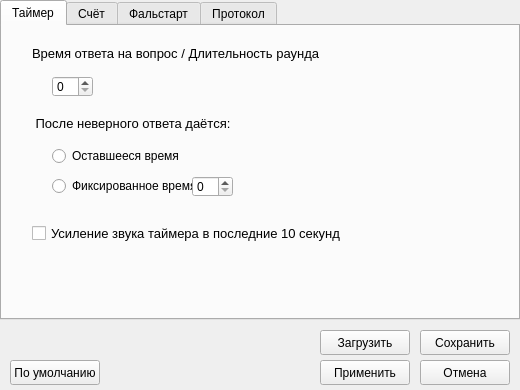
The window that app/ui/settings.ui (AnnushkaStark/Brain_ring_game-admin_panel-) describes before a commit, drawn with Qt 5.
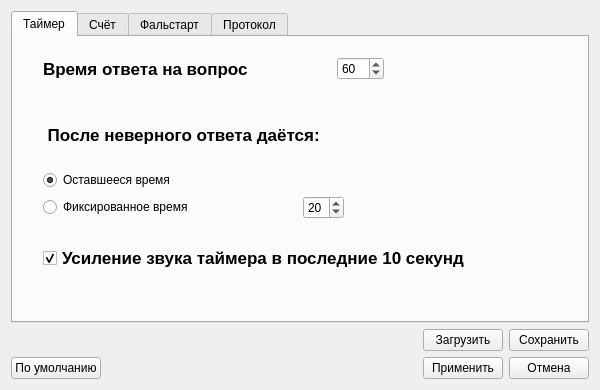
The same window after the commit. The open tabs and pages were chosen to show the change.

Commit message: Обновления на вкладке Таймер - заданы значения по умолчанию, диапазоны значений, шаг изменения. Изменены названия элементов интерфейса.

The edit to the form file:
```diff
--- a/app/ui/settings.ui
+++ b/app/ui/settings.ui
@@ -6,34 +6,101 @@
    <rect>
     <x>0</x>
     <y>0</y>
-    <width>520</width>
+    <width>600</width>
     <height>390</height>
    </rect>
   </property>
   <property name="minimumSize">
    <size>
-    <width>520</width>
+    <width>600</width>
     <height>390</height>
    </size>
   </property>
   <property name="maximumSize">
    <size>
-    <width>520</width>
+    <width>600</width>
     <height>390</height>
    </size>
   </property>
   <property name="windowTitle">
    <string>Brain Ring - Настройки</string>
   </property>
+  <layout class="QGridLayout" name="gridLayout_4">
+   <item row="1" column="0">
+    <layout class="QGridLayout" name="gridLayout_3">
+     <item row="0" column="0">
+      <layout class="QGridLayout" name="gridLayout_2">
+       <item row="0" column="0">
+        <spacer name="horizontalSpacer_5">
+         <property name="orientation">
+          <enum>Qt::Horizontal</enum>
+         </property>
+         <property name="sizeHint" stdset="0">
+          <size>
+           <width>40</width>
+           <height>20</height>
+          </size>
+         </property>
+        </spacer>
+       </item>
+       <item row="0" column="2">
+        <widget class="QPushButton" name="pushButton_save">
+         <property name="text">
+          <string>Сохранить</string>
+         </property>
+        </widget>
+       </item>
+       <item row="0" column="1">
+        <widget class="QPushButton" name="pushButton_download">
+         <property name="text">
+          <string>Загрузить</string>
+         </property>
+        </widget>
+       </item>
+      </layout>
+     </item>
+     <item row="1" column="0">
+      <layout class="QGridLayout" name="gridLayout">
+       <item row="0" column="0">
+        <widget class="QPushButton" name="pushButton_default">
+         <property name="text">
+          <string>По умолчанию</string>
+         </property>
+        </widget>
+       </item>
+       <item row="0" column="1">
+        <spacer name="horizontalSpacer_4">
+         <property name="orientation">
+          <enum>Qt::Horizontal</enum>
+         </property>
+         <property name="sizeHint" stdset="0">
+          <size>
+           <width>40</width>
+           <height>20</height>
+          </size>
+         </property>
+        </spacer>
+       </item>
+       <item row="0" column="2">
+        <widget class="QPushButton" name="pushButton_apply">
+         <property name="text">
+          <string>Применить</string>
+         </property>
+        </widget>
+       </item>
+       <item row="0" column="3">
+        <widget class="QPushButton" name="pushButton_cansel">
+         <property name="text">
+          <string>Отмена</string>
+         </property>
+        </widget>
+       </item>
+      </layout>
+     </item>
+    </layout>
+   </item>
+   <item row="0" column="0">
   <widget class="QTabWidget" name="tabWidget_SettingsWindows">
-   <property name="geometry">
-    <rect>
-     <x>0</x>
-     <y>0</y>
-     <width>520</width>
-     <height>320</height>
-    </rect>
-   </property>
    <property name="currentIndex">
     <number>1</number>
    </property>
@@ -41,109 +108,240 @@
     <attribute name="title">
      <string>Таймер</string>
     </attribute>
-    <widget class="QSpinBox" name="spinBox_time_round">
+      <widget class="QWidget" name="">
      <property name="geometry">
       <rect>
-       <x>50</x>
-       <y>50</y>
-       <width>41</width>
-       <height>21</height>
-      </rect>
-     </property>
-    </widget>
+         <x>30</x>
+         <y>20</y>
+         <width>508</width>
+         <height>214</height>
+        </rect>
+       </property>
+       <layout class="QVBoxLayout" name="verticalLayout_8">
+        <item>
+         <layout class="QHBoxLayout" name="horizontalLayout_4">
+          <item>
     <widget class="QLabel" name="label_time_answer">
-     <property name="geometry">
-      <rect>
-       <x>30</x>
-       <y>20</y>
-       <width>290</width>
-       <height>15</height>
-      </rect>
-     </property>
      <property name="font">
       <font>
-       <pointsize>10</pointsize>
+              <pointsize>13</pointsize>
+              <bold>true</bold>
       </font>
      </property>
      <property name="text">
-      <string>Время ответа на вопрос / Длительность раунда</string>
-     </property>
-    </widget>
+             <string>Время ответа на вопрос</string>
+            </property>
+           </widget>
+          </item>
+          <item>
+           <spacer name="horizontalSpacer">
+            <property name="orientation">
+             <enum>Qt::Horizontal</enum>
+            </property>
+            <property name="sizeHint" stdset="0">
+             <size>
+              <width>40</width>
+              <height>20</height>
+             </size>
+            </property>
+           </spacer>
+          </item>
+          <item>
+           <widget class="QSpinBox" name="spinBox_round_time">
+            <property name="minimum">
+             <number>20</number>
+            </property>
+            <property name="maximum">
+             <number>300</number>
+            </property>
+            <property name="singleStep">
+             <number>5</number>
+            </property>
+            <property name="value">
+             <number>60</number>
+            </property>
+           </widget>
+          </item>
+          <item>
+           <spacer name="horizontalSpacer_11">
+            <property name="orientation">
+             <enum>Qt::Horizontal</enum>
+            </property>
+            <property name="sizeHint" stdset="0">
+             <size>
+              <width>40</width>
+              <height>18</height>
+             </size>
+            </property>
+           </spacer>
+          </item>
+          <item>
+           <spacer name="horizontalSpacer_8">
+            <property name="orientation">
+             <enum>Qt::Horizontal</enum>
+            </property>
+            <property name="sizeHint" stdset="0">
+             <size>
+              <width>40</width>
+              <height>20</height>
+             </size>
+            </property>
+           </spacer>
+          </item>
+         </layout>
+        </item>
+        <item>
+         <spacer name="horizontalSpacer_7">
+          <property name="orientation">
+           <enum>Qt::Horizontal</enum>
+          </property>
+          <property name="sizeHint" stdset="0">
+           <size>
+            <width>40</width>
+            <height>20</height>
+           </size>
+          </property>
+         </spacer>
+        </item>
+        <item>
+         <layout class="QVBoxLayout" name="verticalLayout_7">
+          <item>
     <widget class="QLabel" name="label_time_left">
-     <property name="geometry">
-      <rect>
-       <x>30</x>
-       <y>90</y>
-       <width>210</width>
-       <height>15</height>
-      </rect>
-     </property>
      <property name="font">
       <font>
-       <pointsize>10</pointsize>
+              <pointsize>13</pointsize>
+              <bold>true</bold>
       </font>
      </property>
      <property name="text">
       <string> После неверного ответа даётся:</string>
      </property>
     </widget>
-    <widget class="QRadioButton" name="radioButton_time_ramaining">
-     <property name="geometry">
-      <rect>
-       <x>50</x>
-       <y>120</y>
-       <width>150</width>
-       <height>20</height>
-      </rect>
-     </property>
+          </item>
+          <item>
+           <layout class="QVBoxLayout" name="verticalLayout_6">
+            <item>
+             <widget class="QRadioButton" name="radioButton_remaining_time">
      <property name="text">
       <string>Оставшееся время</string>
      </property>
-    </widget>
-    <widget class="QRadioButton" name="radioButton_time_fix">
-     <property name="geometry">
-      <rect>
-       <x>50</x>
-       <y>150</y>
-       <width>150</width>
-       <height>20</height>
-      </rect>
-     </property>
+              <property name="checked">
+               <bool>true</bool>
+              </property>
+             </widget>
+            </item>
+            <item>
+             <layout class="QHBoxLayout" name="horizontalLayout_5">
+              <item>
+               <widget class="QRadioButton" name="radioButton_fixed_time">
      <property name="text">
       <string>Фиксированное время</string>
      </property>
-    </widget>
-    <widget class="QSpinBox" name="spinBox_time_fix">
-     <property name="geometry">
-      <rect>
-       <x>190</x>
-       <y>150</y>
-       <width>41</width>
-       <height>21</height>
-      </rect>
-     </property>
-    </widget>
-    <widget class="QCheckBox" name="checkBox_volume">
-     <property name="geometry">
-      <rect>
-       <x>30</x>
-       <y>200</y>
-       <width>310</width>
-       <height>15</height>
-      </rect>
-     </property>
+                <property name="checked">
+                 <bool>false</bool>
+                </property>
+               </widget>
+              </item>
+              <item>
+               <spacer name="horizontalSpacer_9">
+                <property name="orientation">
+                 <enum>Qt::Horizontal</enum>
+                </property>
+                <property name="sizeHint" stdset="0">
+                 <size>
+                  <width>40</width>
+                  <height>20</height>
+                 </size>
+                </property>
+               </spacer>
+              </item>
+              <item>
+               <widget class="QSpinBox" name="spinBox_fixed_time_amount">
+                <property name="minimum">
+                 <number>10</number>
+                </property>
+                <property name="maximum">
+                 <number>30</number>
+                </property>
+                <property name="singleStep">
+                 <number>5</number>
+                </property>
+                <property name="value">
+                 <number>20</number>
+                </property>
+               </widget>
+              </item>
+              <item>
+               <spacer name="horizontalSpacer_12">
+                <property name="orientation">
+                 <enum>Qt::Horizontal</enum>
+                </property>
+                <property name="sizeHint" stdset="0">
+                 <size>
+                  <width>40</width>
+                  <height>18</height>
+                 </size>
+                </property>
+               </spacer>
+              </item>
+              <item>
+               <spacer name="horizontalSpacer_10">
+                <property name="orientation">
+                 <enum>Qt::Horizontal</enum>
+                </property>
+                <property name="sizeHint" stdset="0">
+                 <size>
+                  <width>40</width>
+                  <height>20</height>
+                 </size>
+                </property>
+               </spacer>
+              </item>
+             </layout>
+            </item>
+           </layout>
+          </item>
+         </layout>
+        </item>
+        <item>
+         <spacer name="horizontalSpacer_6">
+          <property name="orientation">
+           <enum>Qt::Horizontal</enum>
+          </property>
+          <property name="sizeHint" stdset="0">
+           <size>
+            <width>40</width>
+            <height>20</height>
+           </size>
+          </property>
+         </spacer>
+        </item>
+        <item>
+         <layout class="QHBoxLayout" name="horizontalLayout_6">
+          <item>
+           <widget class="QCheckBox" name="checkBox_volum">
      <property name="font">
       <font>
-       <pointsize>10</pointsize>
+              <pointsize>13</pointsize>
+              <italic>false</italic>
+              <bold>true</bold>
       </font>
      </property>
      <property name="text">
       <string>Усиление звука таймера в последние 10 секунд</string>
      </property>
+            <property name="checked">
+             <bool>true</bool>
+            </property>
      <property name="tristate">
       <bool>false</bool>
      </property>
     </widget>
+          </item>
+         </layout>
+        </item>
+       </layout>
+      </widget>
    </widget>
    <widget class="QWidget" name="Score">
     <attribute name="title">
@@ -562,71 +760,8 @@
     </widget>
    </widget>
   </widget>
-  <widget class="QPushButton" name="pushButton_default">
-   <property name="geometry">
-    <rect>
-     <x>10</x>
-     <y>360</y>
-     <width>90</width>
-     <height>25</height>
-    </rect>
-   </property>
-   <property name="text">
-    <string>По умолчанию</string>
-   </property>
-  </widget>
-  <widget class="QPushButton" name="pushButton_apply">
-   <property name="geometry">
-    <rect>
-     <x>320</x>
-     <y>360</y>
-     <width>90</width>
-     <height>25</height>
-    </rect>
-   </property>
-   <property name="text">
-    <string>Применить</string>
-   </property>
-  </widget>
-  <widget class="QPushButton" name="pushButton_cansel">
-   <property name="geometry">
-    <rect>
-     <x>420</x>
-     <y>360</y>
-     <width>90</width>
-     <height>25</height>
-    </rect>
-   </property>
-   <property name="text">
-    <string>Отмена</string>
-   </property>
-  </widget>
-  <widget class="QPushButton" name="pushButton_download">
-   <property name="geometry">
-    <rect>
-     <x>320</x>
-     <y>330</y>
-     <width>90</width>
-     <height>25</height>
-    </rect>
-   </property>
-   <property name="text">
-    <string>Загрузить</string>
-   </property>
-  </widget>
-  <widget class="QPushButton" name="pushButton_save">
-   <property name="geometry">
-    <rect>
-     <x>420</x>
-     <y>330</y>
-     <width>90</width>
-     <height>25</height>
-    </rect>
-   </property>
-   <property name="text">
-    <string>Сохранить</string>
-   </property>
-  </widget>
+   </item>
+  </layout>
  </widget>
  <resources/>
  <connections/>
```
Left out of the diff: 345 changed lines with no effect on the pictures. Lines whose indentation alone changed are shown as unchanged.
